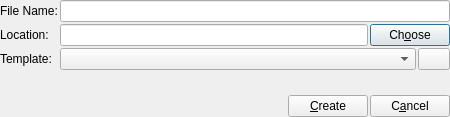
Old version of the form resources/ui/dialogs/template.ui in the repository prymatex/prymatex.
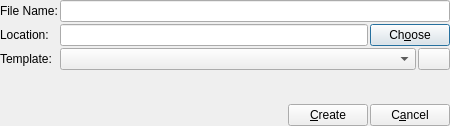
New version of the form. Icons and pictures are not drawn.

What changed in the file:
```diff
--- a/resources/ui/dialogs/template.ui
+++ b/resources/ui/dialogs/template.ui
@@ -10,7 +10,7 @@
     <x>0</x>
     <y>0</y>
     <width>450</width>
-    <height>117</height>
+    <height>126</height>
    </rect>
   </property>
   <property name="windowTitle">
```
Left out of the diff: 22 changed lines with no effect on the pictures.
